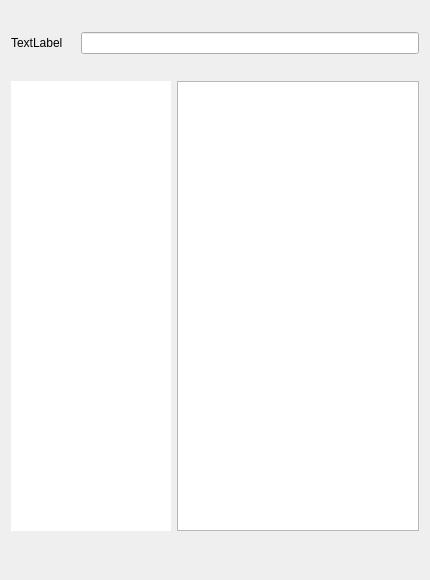
The window that plugins/startapplet/startwindow.ui (developing4all/hdepanel) describes before a commit, drawn with Qt 5.
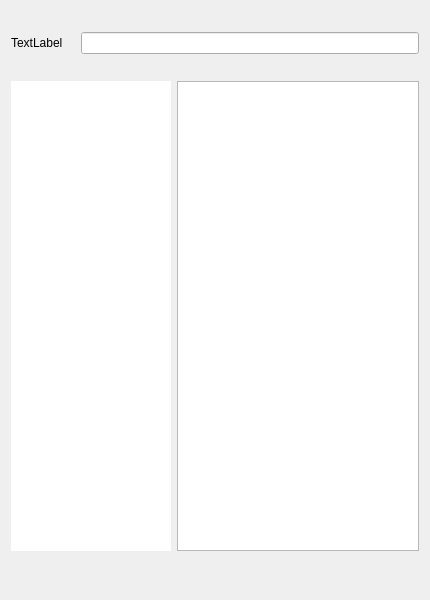
The same window after the commit. Icons and pictures are not drawn. Custom widgets are drawn as their Qt base class.

The edit to the form file:
```diff
--- a/plugins/startapplet/startwindow.ui
+++ b/plugins/startapplet/startwindow.ui
@@ -7,7 +7,7 @@
     <x>0</x>
     <y>0</y>
     <width>430</width>
-    <height>580</height>
+    <height>600</height>
    </rect>
   </property>
   <property name="windowTitle">
```
